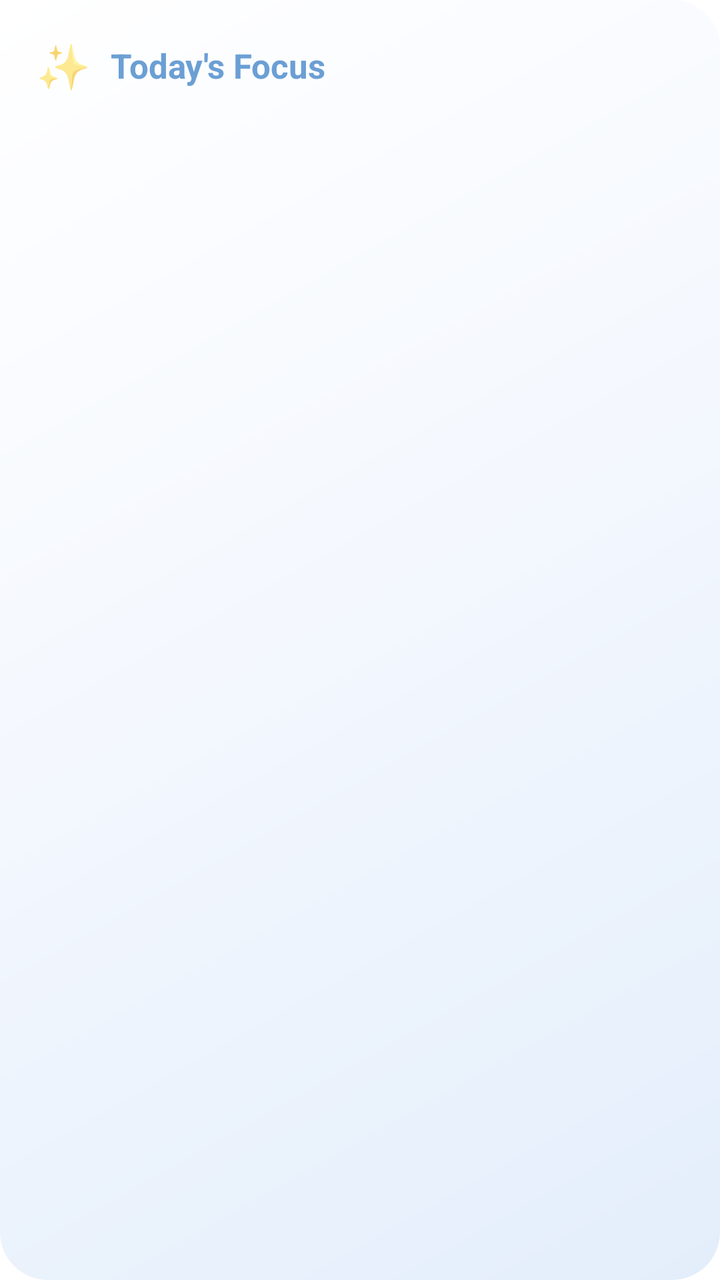
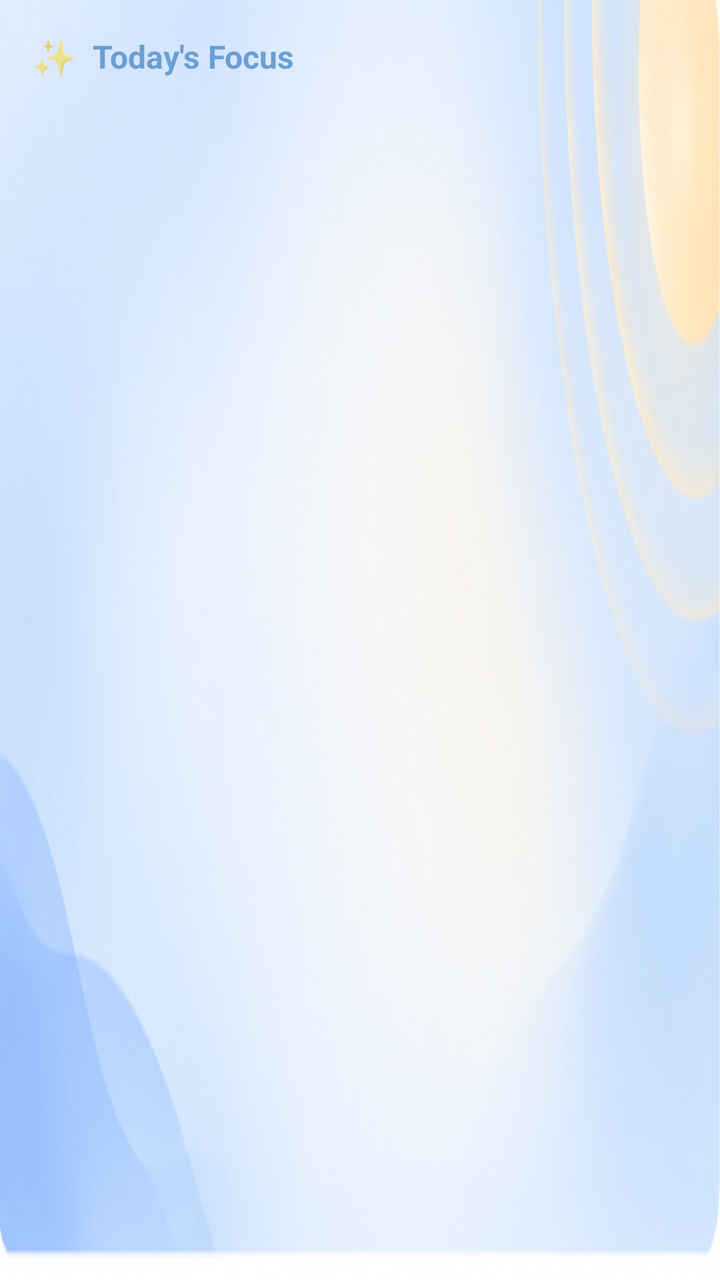

An Android layout rendered at two revisions. The XML below is the earlier revision; the diff shows what the commit changed to produce the second picture.
<!-- AndroidManifest.xml: fallback theme Theme.MaterialComponents.DayNight.NoActionBar -->
<!-- res/layout/ai_wellness_widget.xml -->
<?xml version="1.0" encoding="utf-8"?>
<LinearLayout xmlns:android="http://schemas.android.com/apk/res/android"
    android:id="@+id/widget_root"
    android:layout_width="match_parent"
    android:layout_height="match_parent"
    android:background="@drawable/widget_background_gradient"
    android:orientation="vertical"
    android:padding="18dp">

    
    <LinearLayout
        android:layout_width="match_parent"
        android:layout_height="wrap_content"
        android:gravity="center_vertical"
        android:orientation="horizontal">

        <TextView
            android:id="@+id/w_icon"
            android:layout_width="wrap_content"
            android:layout_height="wrap_content"
            android:paddingEnd="10dp"
            android:text="✨"
            android:textSize="22sp" />

        <TextView
            android:id="@+id/wellness_focus_label"
            android:layout_width="match_parent"
            android:layout_height="wrap_content"
            android:text="Today's Focus"
            android:textColor="@color/widget_primary"
            android:textSize="17sp"
            android:textStyle="bold"
            android:maxLines="1"
            android:ellipsize="end" />
    </LinearLayout>

    
    <TextView
        android:id="@+id/placeholder_message"
        android:layout_width="match_parent"
        android:layout_height="wrap_content"
        android:paddingTop="14dp"
        android:text="Open the app to start your wellness day."
        android:textColor="@color/widget_text"
        android:textSize="14sp"
        android:visibility="gone" />

    
    <LinearLayout
        android:id="@+id/w_row1"
        android:layout_width="match_parent"
        android:layout_height="wrap_content"
        android:gravity="center_vertical"
        android:orientation="horizontal"
        android:paddingTop="16dp"
        android:paddingBottom="4dp"
        android:visibility="gone">

        <TextView
            android:id="@+id/w_row1_check"
            android:layout_width="wrap_content"
            android:layout_height="wrap_content"
            android:paddingEnd="12dp"
            android:text="☐"
            android:textColor="@color/widget_primary"
            android:textSize="24sp" />

        <TextView
            android:id="@+id/w_row1_text"
            android:layout_width="match_parent"
            android:layout_height="wrap_content"
            android:maxLines="1"
            android:ellipsize="end"
            android:text=""
            android:textColor="@color/widget_text"
            android:textSize="15sp" />
    </LinearLayout>

    
    <LinearLayout
        android:id="@+id/w_row2"
        android:layout_width="match_parent"
        android:layout_height="wrap_content"
        android:gravity="center_vertical"
        android:orientation="horizontal"
        android:paddingVertical="4dp"
        android:visibility="gone">

        <TextView
            android:id="@+id/w_row2_check"
            android:layout_width="wrap_content"
            android:layout_height="wrap_content"
            android:paddingEnd="12dp"
            android:text="☐"
            android:textColor="@color/widget_primary"
            android:textSize="24sp" />

        <TextView
            android:id="@+id/w_row2_text"
            android:layout_width="match_parent"
            android:layout_height="wrap_content"
            android:maxLines="1"
            android:ellipsize="end"
            android:text=""
            android:textColor="@color/widget_text"
            android:textSize="15sp" />
    </LinearLayout>

    
    <TextView
        android:id="@+id/w_next_text"
        android:layout_width="match_parent"
        android:layout_height="wrap_content"
        android:paddingStart="36dp"
        android:paddingTop="4dp"
        android:maxLines="1"
        android:ellipsize="end"
        android:text=""
        android:textColor="@color/widget_text"
        android:alpha="0.5"
        android:textSize="13sp"
        android:visibility="gone" />

    
    <TextView
        android:id="@+id/w_progress_label"
        android:layout_width="match_parent"
        android:layout_height="wrap_content"
        android:paddingTop="14dp"
        android:paddingBottom="6dp"
        android:text="0 of 0 actions"
        android:textColor="@color/widget_text"
        android:textSize="12sp"
        android:visibility="gone" />

    <ProgressBar
        android:id="@+id/w_progress_bar"
        style="@android:style/Widget.ProgressBar.Horizontal"
        android:layout_width="match_parent"
        android:layout_height="8dp"
        android:max="100"
        android:progress="0"
        android:progressTint="@color/widget_primary"
        android:visibility="gone" />

</LinearLayout>
<!-- resources referenced by this layout -->
<resources>
  <color name="widget_primary">#FF6B9FD4</color>
  <color name="widget_text">#FF333333</color>
  <!-- drawable widget_background_gradient (drawable) -->
  <?xml version="1.0" encoding="utf-8"?>
  <shape xmlns:android="http://schemas.android.com/apk/res/android"
      android:shape="rectangle">
      <gradient
          android:type="linear"
          android:angle="135"
          android:startColor="#FFE3EEFB"
          android:centerColor="#FFF3F7FE"
          android:endColor="#FFFFFFFF" />
      <corners android:radius="24dp" />
  </shape>
</resources>

<!-- the commit's change to res/layout/ai_wellness_widget.xml (unified diff, before → after) -->
@@ -3,13 +3,13 @@
     android:id="@+id/widget_root"
     android:layout_width="match_parent"
     android:layout_height="match_parent"
-    android:background="@drawable/widget_background_gradient"
+    android:background="@drawable/bg_todays_plan"
     android:orientation="vertical"
-    android:padding="18dp">
+    android:padding="16dp">
 
     
     <LinearLayout
-        android:layout_width="match_parent"
+        android:layout_width="wrap_content"
         android:layout_height="wrap_content"
         android:gravity="center_vertical"
         android:orientation="horizontal">
@@ -18,17 +18,17 @@
             android:id="@+id/w_icon"
             android:layout_width="wrap_content"
             android:layout_height="wrap_content"
-            android:paddingEnd="10dp"
+            android:paddingEnd="8dp"
             android:text="✨"
-            android:textSize="22sp" />
+            android:textSize="18sp" />
 
         <TextView
             android:id="@+id/wellness_focus_label"
-            android:layout_width="match_parent"
+            android:layout_width="wrap_content"
             android:layout_height="wrap_content"
             android:text="Today's Focus"
             android:textColor="@color/widget_primary"
-            android:textSize="17sp"
+            android:textSize="16sp"
             android:textStyle="bold"
             android:maxLines="1"
             android:ellipsize="end" />
@@ -39,7 +39,10 @@
         android:id="@+id/placeholder_message"
         android:layout_width="match_parent"
         android:layout_height="wrap_content"
-        android:paddingTop="14dp"
+        android:layout_marginTop="10dp"
+        android:background="@drawable/widget_chip"
+        android:paddingHorizontal="12dp"
+        android:paddingVertical="10dp"
         android:text="Open the app to start your wellness day."
         android:textColor="@color/widget_text"
         android:textSize="14sp"
@@ -50,10 +53,12 @@
         android:id="@+id/w_row1"
         android:layout_width="match_parent"
         android:layout_height="wrap_content"
+        android:layout_marginTop="10dp"
+        android:background="@drawable/widget_chip"
         android:gravity="center_vertical"
         android:orientation="horizontal"
-        android:paddingTop="16dp"
-        android:paddingBottom="4dp"
+        android:paddingHorizontal="12dp"
+        android:paddingVertical="8dp"
         android:visibility="gone">
 
         <TextView
@@ -63,7 +68,7 @@
             android:paddingEnd="12dp"
             android:text="☐"
             android:textColor="@color/widget_primary"
-            android:textSize="24sp" />
+            android:textSize="22sp" />
 
         <TextView
             android:id="@+id/w_row1_text"
@@ -73,7 +78,7 @@
             android:ellipsize="end"
             android:text=""
             android:textColor="@color/widget_text"
-            android:textSize="15sp" />
+            android:textSize="14sp" />
     </LinearLayout>
 
     
@@ -81,9 +86,12 @@
         android:id="@+id/w_row2"
         android:layout_width="match_parent"
         android:layout_height="wrap_content"
+        android:layout_marginTop="6dp"
+        android:background="@drawable/widget_chip"
         android:gravity="center_vertical"
         android:orientation="horizontal"
-        android:paddingVertical="4dp"
+        android:paddingHorizontal="12dp"
+        android:paddingVertical="8dp"
         android:visibility="gone">
 
         <TextView
@@ -93,7 +101,7 @@
             android:paddingEnd="12dp"
             android:text="☐"
             android:textColor="@color/widget_primary"
-            android:textSize="24sp" />
+            android:textSize="22sp" />
 
         <TextView
             android:id="@+id/w_row2_text"
@@ -103,44 +111,33 @@
             android:ellipsize="end"
             android:text=""
             android:textColor="@color/widget_text"
-            android:textSize="15sp" />
+            android:textSize="14sp" />
     </LinearLayout>
 
     
-    <TextView
-        android:id="@+id/w_next_text"
+    <LinearLayout
+        android:id="@+id/w_progress_container"
         android:layout_width="match_parent"
         android:layout_height="wrap_content"
-        android:paddingStart="36dp"
-        android:paddingTop="4dp"
-        android:maxLines="1"
-        android:ellipsize="end"
-        android:text=""
-        android:textColor="@color/widget_text"
-        android:alpha="0.5"
-        android:textSize="13sp"
-        android:visibility="gone" />
-
-    
-    <TextView
-        android:id="@+id/w_progress_label"
-        android:layout_width="match_parent"
-        android:layout_height="wrap_content"
-        android:paddingTop="14dp"
-        android:paddingBottom="6dp"
-        android:text="0 of 0 actions"
-        android:textColor="@color/widget_text"
-        android:textSize="12sp"
-        android:visibility="gone" />
-
-    <ProgressBar
-        android:id="@+id/w_progress_bar"
-        style="@android:style/Widget.ProgressBar.Horizontal"
-        android:layout_width="match_parent"
-        android:layout_height="8dp"
-        android:max="100"
-        android:progress="0"
-        android:progressTint="@color/widget_primary"
-        android:visibility="gone" />
+        android:layout_marginTop="10dp"
+        android:orientation="vertical"
+        android:visibility="gone">
+        <TextView
+            android:id="@+id/w_progress_label"
+            android:layout_width="wrap_content"
+            android:layout_height="wrap_content"
+            android:paddingBottom="5dp"
+            android:text="0 of 0 actions"
+            android:textColor="@color/widget_text"
+            android:textSize="12sp" />
+        <ProgressBar
+            android:id="@+id/w_progress_bar"
+            style="@android:style/Widget.ProgressBar.Horizontal"
+            android:layout_width="match_parent"
+            android:layout_height="7dp"
+            android:max="100"
+            android:progress="0"
+            android:progressTint="@color/widget_primary" />
+    </LinearLayout>
 
 </LinearLayout>
<!-- resource entries referenced after the edit -->
@@ -2,17 +2,13 @@
 <resources>
   <color name="widget_primary">#FF6B9FD4</color>
   <color name="widget_text">#FF333333</color>
-  <!-- drawable widget_background_gradient (drawable) -->
+  <!-- drawable bg_todays_plan: png bitmap (drawable-night-xxhdpi, 177835 bytes) -->
+  <!-- drawable widget_chip (drawable) -->
   <?xml version="1.0" encoding="utf-8"?>
   <shape xmlns:android="http://schemas.android.com/apk/res/android"
       android:shape="rectangle">
-      <gradient
-          android:type="linear"
-          android:angle="135"
-          android:startColor="#FFE3EEFB"
-          android:centerColor="#FFF3F7FE"
-          android:endColor="#FFFFFFFF" />
-      <corners android:radius="24dp" />
+      <solid android:color="#F2FFFFFF" />
+      <corners android:radius="12dp" />
   </shape>
 </resources>
 
